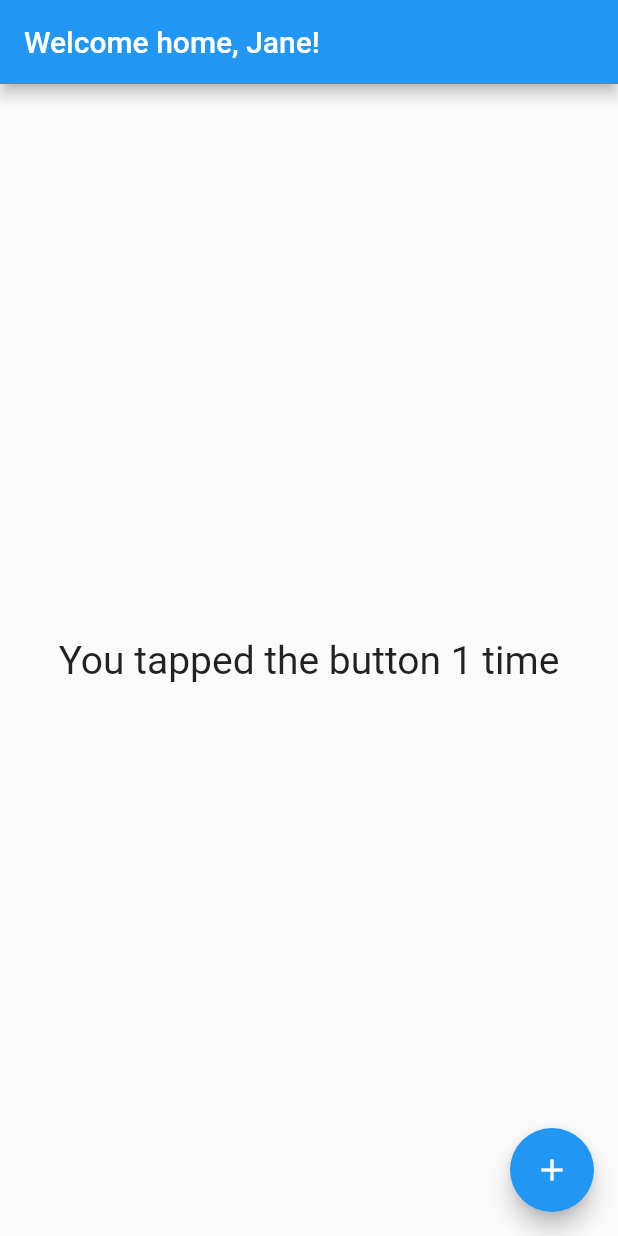
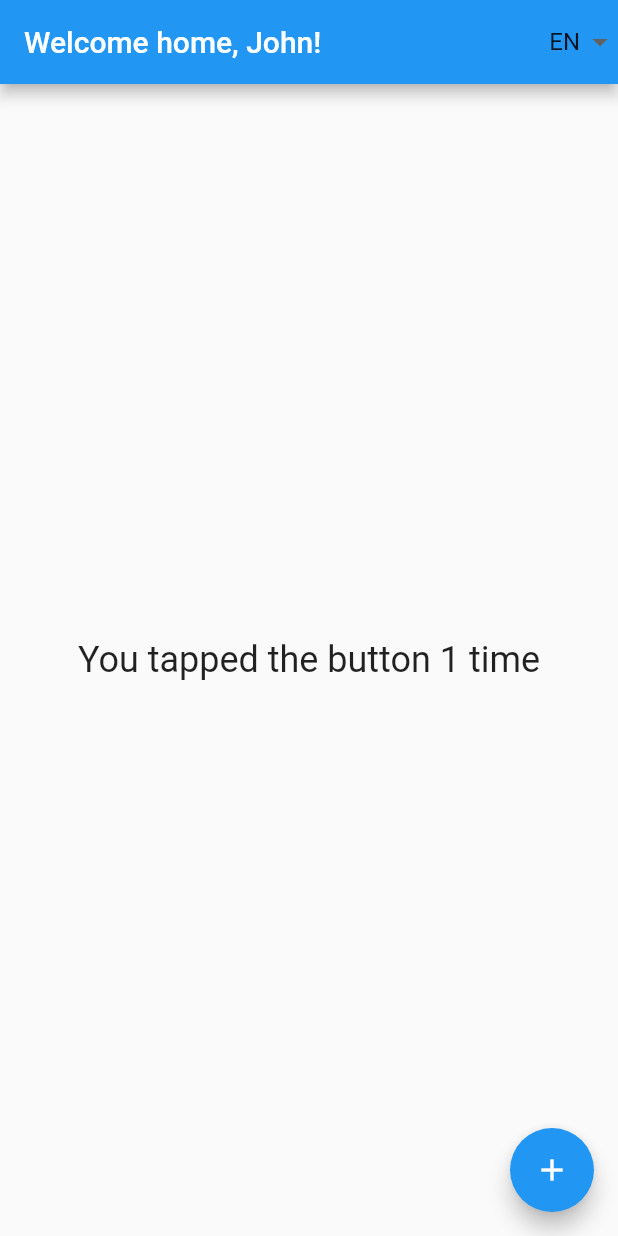
Before and after one commit to tabernerojerry/flutter-l10n, a Flutter app: the screen it shows after launch, after a tap on the "add" icon, on a phone screen of 412 x 824 dp. Run offline on Flutter 3.47's test engine with Material 2 defaults, Android fonts, the light colour scheme and no system bars; our stand-ins replace hooks_riverpod; generated files the repository leaves out were written again.

Commit message:
app locale with riverpod

```diff
--- a/lib/l10n/app_fil.arb
+++ b/lib/l10n/app_fil.arb
@@ -6,7 +6,7 @@
       "name": {}
     }
   },
-  "tapCountMessage": "{count, plural, =0{Hindi mo pa nata-tap ang pindutan} =1{Na-tap mo ang pindutan ng {count} ulit} other{Na-tap mo ang pindutan ng {count} beses} }",
+  "tapCountMessage": "{count, plural, =0{Hindi mo pa nata-tap ang pindutan} other{Na-tap mo ang pindutan ng {count} beses} }",
   "@tapCountMessage": {
     "placeholders": {
       "count": {}
--- /dev/null
+++ b/lib/locale_notifier.dart
@@ -0,0 +1,19 @@
+import 'package:flutter/material.dart';
+import 'package:hooks_riverpod/hooks_riverpod.dart';
+import 'package:flutter_gen/gen_l10n/app_localizations.dart';
+
+final localeNotifierProvider = StateNotifierProvider<LocaleNotifier, Locale>(
+  (ref) => LocaleNotifier(),
+);
+
+class LocaleNotifier extends StateNotifier<Locale> {
+  LocaleNotifier() : super(const Locale('en'));
+
+  void setLocale(Locale? locale) {
+    if (locale == null || !AppLocalizations.supportedLocales.contains(locale)) {
+      return;
+    }
+
+    state = locale;
+  }
+}
--- a/lib/main.dart
+++ b/lib/main.dart
@@ -1,19 +1,28 @@
 import 'package:flutter/material.dart';
 import 'package:flutter_gen/gen_l10n/app_localizations.dart';
+import 'package:hooks_riverpod/hooks_riverpod.dart';
+import 'package:l10n_example/locale_notifier.dart';
 
 void main() {
-  runApp(const MyApp());
+  runApp(
+    const ProviderScope(
+      child: MyApp(),
+    ),
+  );
 }
 
-class MyApp extends StatelessWidget {
+class MyApp extends HookConsumerWidget {
   const MyApp({Key? key}) : super(key: key);
 
   @override
-  Widget build(BuildContext context) {
+  Widget build(BuildContext context, WidgetRef ref) {
+    final locale = ref.watch(localeNotifierProvider);
+
     return MaterialApp(
       debugShowCheckedModeBanner: false,
       localizationsDelegates: AppLocalizations.localizationsDelegates,
       supportedLocales: AppLocalizations.supportedLocales,
+      locale: locale,
       onGenerateTitle: (context) => AppLocalizations.of(context)!.appTitle,
       theme: ThemeData(
         primarySwatch: Colors.blue,
@@ -23,14 +32,14 @@ class MyApp extends StatelessWidget {
   }
 }
 
-class HomePage extends StatefulWidget {
+class HomePage extends ConsumerStatefulWidget {
   const HomePage({Key? key}) : super(key: key);
 
   @override
-  State<HomePage> createState() => _HomePageState();
+  _HomePageState createState() => _HomePageState();
 }
 
-class _HomePageState extends State<HomePage> {
+class _HomePageState extends ConsumerState<HomePage> {
   int _counter = 0;
 
   void _incrementCounter() {
@@ -41,19 +50,44 @@ class _HomePageState extends State<HomePage> {
 
   @override
   Widget build(BuildContext context) {
+    final locale = ref.watch(localeNotifierProvider);
+
     return Scaffold(
       appBar: AppBar(
-        title:  Text(AppLocalizations.of(context)!.homePageTitle('Jane')),
+        title: Text(AppLocalizations.of(context)!.homePageTitle('John')),
+        actions: [
+          DropdownButtonHideUnderline(
+            child: DropdownButton<Locale>(
+              value: locale,
+              items: AppLocalizations.supportedLocales.map(
+                (locale) {
+                  return DropdownMenuItem(
+                    value: locale,
+                    child: Center(
+                      child: Text(locale.languageCode.toUpperCase()),
                     ),
-      body: Center(
+                  );
+                },
+              ).toList(),
+              onChanged: (locale) {
+                ref.read(localeNotifierProvider.notifier).setLocale(locale);
+              },
+            ),
+          ),
+        ],
+      ),
+      body: Padding(
+        padding: const EdgeInsets.all(8.0),
+        child: Center(
           child: Column(
             mainAxisAlignment: MainAxisAlignment.center,
             children: <Widget>[
               Text(
                 AppLocalizations.of(context)!.tapCountMessage(_counter),
-              style: const TextStyle(fontSize: 26.0),
+                style: const TextStyle(fontSize: 24.0),
               ),
             ],
+          ),
         ),
       ),
       floatingActionButton: FloatingActionButton(
--- a/pubspec.yaml
+++ b/pubspec.yaml
@@ -32,6 +32,8 @@ dependencies:
   flutter_localizations:
     sdk: flutter
   intl: ^0.17.0
+  flutter_hooks: ^0.18.0
+  hooks_riverpod: ^1.0.3
 
   # The following adds the Cupertino Icons font to your application.
   # Use with the CupertinoIcons class for iOS style icons.
```
Also changed, not shown: pubspec.lock. Lines whose indentation alone changed are shown as unchanged.
